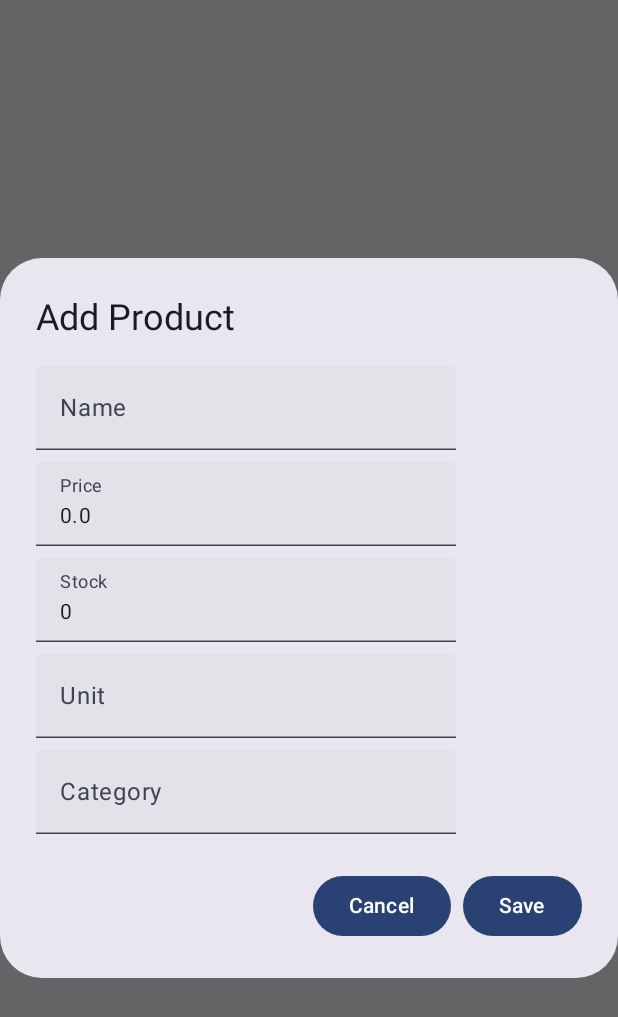
After one commit to ajaykk50/ERP, an Android app built with Jetpack Compose: the composable ProductDialog called with empty values, on a phone screen of 412 x 824 dp. The commit adds this screen. Shown: the top 1017 px of the screen. Run offline under Robolectric (Android 15) with nearby library versions, the phone set to English and light mode, and no system bars.

Commit message:
Product management added

```diff
--- a/app/src/main/AndroidManifest.xml
+++ b/app/src/main/AndroidManifest.xml
@@ -1,8 +1,11 @@
 <?xml version="1.0" encoding="utf-8"?>
 <manifest xmlns:android="http://schemas.android.com/apk/res/android"
-    xmlns:tools="http://schemas.android.com/tools">
+    xmlns:tools="http://schemas.android.com/tools"
+    package="com.erp.salespurchase"
+    >
 
     <application
+        android:name="com.erp.salespruchase.MyApplication"
         android:allowBackup="true"
         android:dataExtractionRules="@xml/data_extraction_rules"
         android:fullBackupContent="@xml/backup_rules"
--- a/app/src/main/java/com/erp/salespruchase/MainActivity.kt
+++ b/app/src/main/java/com/erp/salespruchase/MainActivity.kt
@@ -11,6 +11,7 @@ import androidx.compose.material3.Text
 import androidx.compose.runtime.Composable
 import androidx.compose.ui.Modifier
 import androidx.compose.ui.tooling.preview.Preview
+import com.erp.salespruchase.ui.AppNavigation
 import com.erp.salespruchase.ui.theme.SalespruchaseTheme
 import dagger.hilt.android.AndroidEntryPoint
 
@@ -22,7 +23,7 @@ class MainActivity : ComponentActivity() {
         setContent {
             SalespruchaseTheme {
                 Scaffold(modifier = Modifier.fillMaxSize()) { innerPadding ->
-
+                    AppNavigation()
                 }
             }
         }
--- a/app/src/main/java/com/erp/salespruchase/MyApplication.kt
+++ b/app/src/main/java/com/erp/salespruchase/MyApplication.kt
@@ -1,9 +1,10 @@
 package com.erp.salespruchase
 
 import android.app.Application
+import dagger.hilt.android.HiltAndroidApp
 import dagger.hilt.android.lifecycle.HiltViewModel
 
-@HiltViewModel
+@HiltAndroidApp
 class MyApplication : Application() {
     override fun onCreate() {
         super.onCreate()
--- /dev/null
+++ b/app/src/main/java/com/erp/salespruchase/ui/ProductDialog.kt
@@ -0,0 +1,103 @@
+package com.erp.salespruchase.ui
+
+import androidx.compose.foundation.layout.Arrangement
+import androidx.compose.foundation.layout.Column
+import androidx.compose.foundation.layout.fillMaxWidth
+import androidx.compose.foundation.lazy.LazyColumn
+import androidx.compose.foundation.text.KeyboardOptions
+import androidx.compose.material3.AlertDialog
+import androidx.compose.material3.Button
+import androidx.compose.material3.Text
+import androidx.compose.material3.TextField
+import androidx.compose.runtime.Composable
+import androidx.compose.runtime.mutableStateOf
+import androidx.compose.runtime.remember
+import androidx.compose.ui.Modifier
+import androidx.compose.ui.text.input.KeyboardType
+import androidx.compose.ui.unit.dp
+import com.erp.salespruchase.Product
+import java.util.UUID
+
+@Composable
+fun ProductDialog(
+    initialProduct: Product?,
+    onDismiss: () -> Unit,
+    onSave: (Product) -> Unit
+) {
+    val name = remember { mutableStateOf(initialProduct?.name ?: "") }
+    val price = remember { mutableStateOf(initialProduct?.price ?: 0.0) }
+    val stock = remember { mutableStateOf(initialProduct?.stock ?: 0) }
+    val unit = remember { mutableStateOf(initialProduct?.unit ?: "") }
+    val category = remember { mutableStateOf(initialProduct?.category ?: "") }
+
+    AlertDialog(
+        onDismissRequest = onDismiss,
+        title = { Text(if (initialProduct == null) "Add Product" else "Edit Product") },
+        text = {
+            LazyColumn(
+                verticalArrangement = Arrangement.spacedBy(8.dp),
+                modifier = Modifier.fillMaxWidth() // Optional: Adjust as needed
+            ) {
+                item {
+                    TextField(
+                        value = name.value,
+                        onValueChange = { name.value = it },
+                        label = { Text("Name") }
+                    )
+                }
+                item {
+                    TextField(
+                        value = price.value.toString(),
+                        onValueChange = { price.value = it.toDoubleOrNull() ?: 0.0 },
+                        label = { Text("Price") },
+                        keyboardOptions = KeyboardOptions.Default.copy(keyboardType = KeyboardType.Number)
+                    )
+                }
+                item {
+                    TextField(
+                        value = stock.value.toString(),
+                        onValueChange = { stock.value = it.toIntOrNull() ?: 0 },
+                        label = { Text("Stock") },
+                        keyboardOptions = KeyboardOptions.Default.copy(keyboardType = KeyboardType.Number)
+                    )
+                }
+                item {
+                    TextField(
+                        value = unit.value,
+                        onValueChange = { unit.value = it },
+                        label = { Text("Unit") }
+                    )
+                }
+                item {
+                    TextField(
+                        value = category.value,
+                        onValueChange = { category.value = it },
+                        label = { Text("Category") }
+                    )
+                }
+            }
+        },
+        confirmButton = {
+            Button(onClick = {
+                val product = Product(
+                    id = initialProduct?.id ?: UUID.randomUUID().toString(),
+                    name = name.value,
+                    price = price.value,
+                    stock = stock.value,
+                    unit = unit.value,
+                    category = category.value
+                )
+                onSave(product)
+                onDismiss()
+            }) {
+                Text("Save")
+            }
+        },
+        dismissButton = {
+            Button(onClick = onDismiss) {
+                Text("Cancel")
+            }
+        }
+    )
+
+}
--- a/gradle/libs.versions.toml
+++ b/gradle/libs.versions.toml
@@ -1,6 +1,7 @@
 [versions]
 agp = "8.6.0"
 hiltAndroidCompiler = "2.51.1"
+hiltCompiler = "1.2.0"
 hiltLifecycleViewmodel = "1.0.0-alpha03"
 kotlin = "1.9.0"
 coreKtx = "1.15.0"
@@ -15,7 +16,9 @@ firebaseDatabaseKtx = "21.0.0"
 
 [libraries]
 androidx-core-ktx = { group = "androidx.core", name = "core-ktx", version.ref = "coreKtx" }
+androidx-hilt-compiler = { module = "androidx.hilt:hilt-compiler", version.ref = "hiltCompiler" }
 androidx-hilt-lifecycle-viewmodel = { module = "androidx.hilt:hilt-lifecycle-viewmodel", version.ref = "hiltLifecycleViewmodel" }
+androidx-hilt-navigation-compose = { module = "androidx.hilt:hilt-navigation-compose", version.ref = "hiltCompiler" }
 hilt-android = { module = "com.google.dagger:hilt-android", version.ref = "hiltAndroidCompiler" }
 hilt-android-compiler = { module = "com.google.dagger:hilt-android-compiler", version.ref = "hiltAndroidCompiler" }
 junit = { group = "junit", name = "junit", version.ref = "junit" }
```
Also changed, not shown: app/build.gradle.kts (+5 -5 lines), app/src/main/java/com/erp/salespruchase/ui/ProductItem.kt (added, +55 -0 lines), app/src/main/java/com/erp/salespruchase/ui/ProductManagementScreen.kt (+86 -0 lines).
